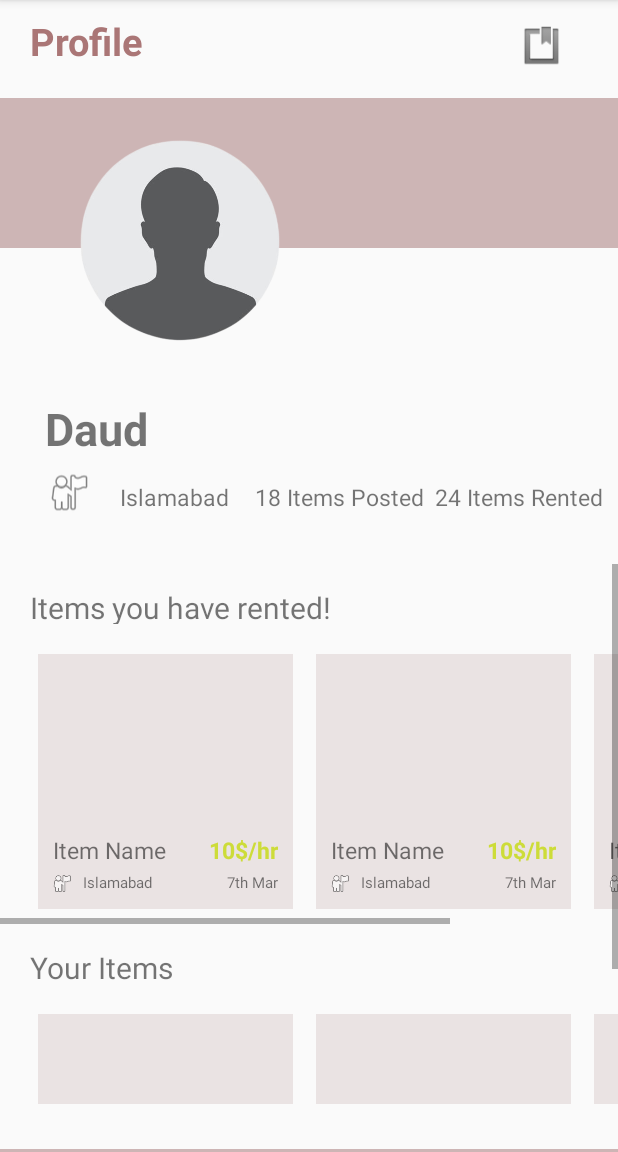
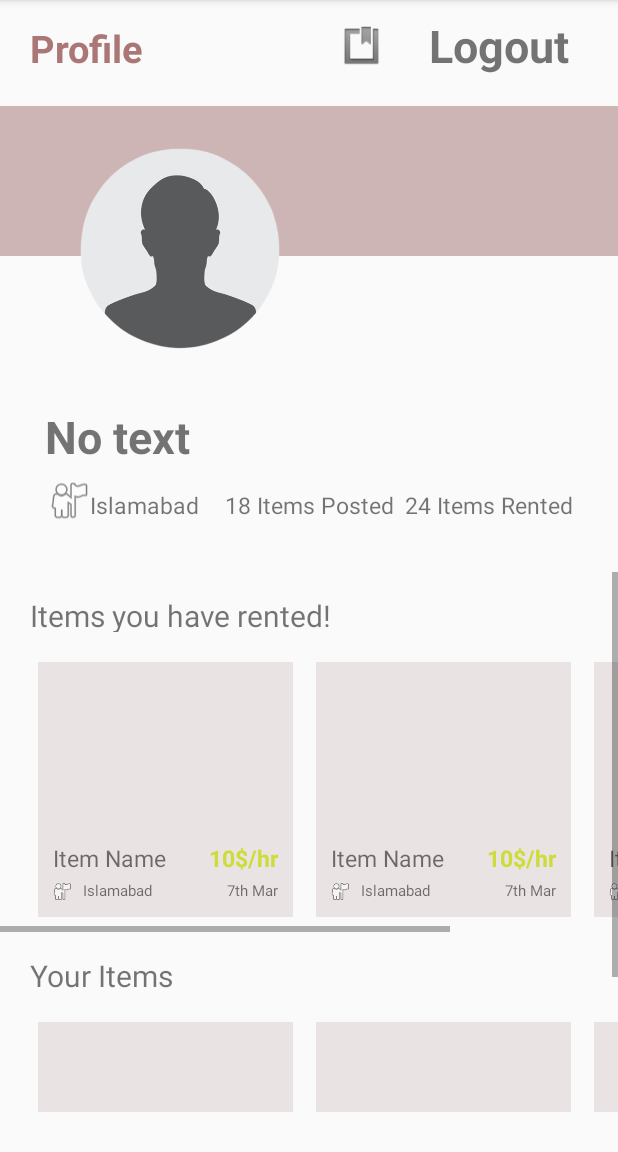
Before and after one commit to UmerIftikhar111/SMD_ASSG_1, an Android app: the ProfileActivity screen opened directly, with no data from a screen before it, on a phone screen of 412 x 824 dp, the part 84-1236 px from its top. Run offline under Robolectric (Android 15) with nearby library versions, the phone set to English and light mode, and no system bars; our stand-ins replace Firebase (no records; nobody signed in at launch, a user with empty details on screens opened directly).

Commit message:
added login/signup/logout/ads

```diff
--- a/app/src/main/AndroidManifest.xml
+++ b/app/src/main/AndroidManifest.xml
@@ -27,7 +27,8 @@
             android:exported="false" />
         <activity
             android:name=".ProfileActivity"
-            android:exported="false" />
+            android:exported="true">
+        </activity>
         <activity
             android:name=".WelcomeActivityActivity"
             android:exported="false" />
--- a/app/src/main/java/comumer/i200784/ProfileActivity.java
+++ b/app/src/main/java/comumer/i200784/ProfileActivity.java
@@ -7,12 +7,22 @@ import android.widget.TextView;
 
 import androidx.appcompat.app.AppCompatActivity;
 
+import com.google.firebase.auth.FirebaseAuth;
+
 public class ProfileActivity extends AppCompatActivity {
+
+    TextView logout, username, city, items_posted, items_rented;
 
     @Override
     protected void onCreate(Bundle savedInstanceState) {
         super.onCreate(savedInstanceState);
         setContentView(R.layout.profile);
+
+        logout = findViewById(R.id.logout);
+        username = findViewById(R.id.username);
+        city = findViewById(R.id.city);
+        items_posted = findViewById(R.id.items_posted);
+        items_rented = findViewById(R.id.items_rented);
 
         // forgot pwd text view
         ImageView editProf = findViewById(R.id.editProfile);
@@ -20,5 +30,20 @@ public class ProfileActivity extends AppCompatActivity {
             Intent intent = new Intent(ProfileActivity.this, EditprofileActivity.class);
             startActivity(intent);
         });
+
+        // Set up Firebase Authentication
+        FirebaseAuth mAuth = FirebaseAuth.getInstance();
+
+        // Handle user logout
+        logout.setOnClickListener(view -> {
+            mAuth.signOut(); // Sign out the user
+            User.currentUser=null;
+            // Redirect to the login screen
+            Intent intent = new Intent(ProfileActivity.this, MainActivity.class);
+            intent.setFlags(Intent.FLAG_ACTIVITY_CLEAR_TOP | Intent.FLAG_ACTIVITY_CLEAR_TASK | Intent.FLAG_ACTIVITY_NEW_TASK);
+            startActivity(intent);
+            finish();
+        });
+
     }
 }
--- a/app/src/main/java/comumer/i200784/RegisterActivity.java
+++ b/app/src/main/java/comumer/i200784/RegisterActivity.java
@@ -66,6 +66,7 @@ public class RegisterActivity extends AppCompatActivity {
             String selectedCountry = country.getSelectedItem().toString();
             String selectedCity = city.getSelectedItem().toString();
 
+
             FirebaseAuth mAuth = FirebaseAuth.getInstance();
 
             mAuth.createUserWithEmailAndPassword(userEmail, userPassword)
@@ -82,6 +83,10 @@ public class RegisterActivity extends AppCompatActivity {
 
                                 // Create a user object with additional data
                                 User newUser = new User(userName, userEmail, userContact, selectedCountry, selectedCity);
+                                newUser.setItemsPosted(0);
+                                newUser.setItemsRented(0);
+                                newUser.setCoverProfileUrl("");
+                                newUser.setMainProfileUrl("");
 
                                 // Set the user object in Firestore
                                 userRef.set(newUser)
--- a/app/src/main/res/layout/profile.xml
+++ b/app/src/main/res/layout/profile.xml
@@ -26,15 +26,24 @@
             android:textSize="25dp"
             android:textStyle="bold" />
 
+
         <ImageView
             android:id="@+id/editProfile"
             android:layout_width="30dp"
             android:layout_height="35dp"
             android:paddingTop="5dp"
             app:srcCompat="@android:drawable/ic_input_get"
-            android:layout_marginLeft="250dp"
+            android:layout_marginLeft="130dp"
             />
 
+        <TextView
+            android:id="@+id/logout"
+            android:layout_width="wrap_content"
+            android:layout_height="wrap_content"
+            android:text="Logout"
+            android:textStyle="bold"
+            android:textSize="30dp"
+            android:paddingLeft="30dp"/>
 
 
 
@@ -69,9 +78,10 @@
         >
 
         <TextView
+            android:id="@+id/username"
             android:layout_width="wrap_content"
             android:layout_height="wrap_content"
-            android:text="Daud"
+            android:text="No text"
             android:textStyle="bold"
             android:textSize="30dp"
             android:paddingLeft="30dp"
@@ -87,31 +97,33 @@
 
 
         <TextView
+            android:id="@+id/city"
             android:layout_width="wrap_content"
             android:layout_height="wrap_content"
+            android:layout_marginLeft="50dp"
+            android:layout_marginTop="75dp"
+            android:paddingLeft="10dp"
             android:text="Islamabad"
+            android:textSize="15dp" />
+
+        <TextView
+            android:id="@+id/items_posted"
+            android:layout_width="wrap_content"
+            android:layout_height="wrap_content"
+            android:text="18 Items Posted"
             android:layout_marginTop="75dp"
-            android:layout_marginLeft="70dp"
+            android:layout_marginLeft="140dp"
             android:paddingLeft="10dp"
             android:textSize="15dp"
             />
 
         <TextView
-            android:layout_width="wrap_content"
-            android:layout_height="wrap_content"
-            android:text="18 Items Posted"
-            android:layout_marginTop="75dp"
-            android:layout_marginLeft="160dp"
-            android:paddingLeft="10dp"
-            android:textSize="15dp"
-            />
-
-        <TextView
+            android:id="@+id/items_rented"
             android:layout_width="wrap_content"
             android:layout_height="wrap_content"
             android:text="24 Items Rented"
             android:layout_marginTop="75dp"
-            android:layout_marginLeft="280dp"
+            android:layout_marginLeft="260dp"
             android:paddingLeft="10dp"
             android:textSize="15dp"
             />
```
Also changed, not shown: app/src/main/java/comumer/i200784/Advertisement.java (added, +93 -0 lines), app/src/main/java/comumer/i200784/MainActivity.java (+40 -0 lines), app/src/main/java/comumer/i200784/User.java (+44 -0 lines).
